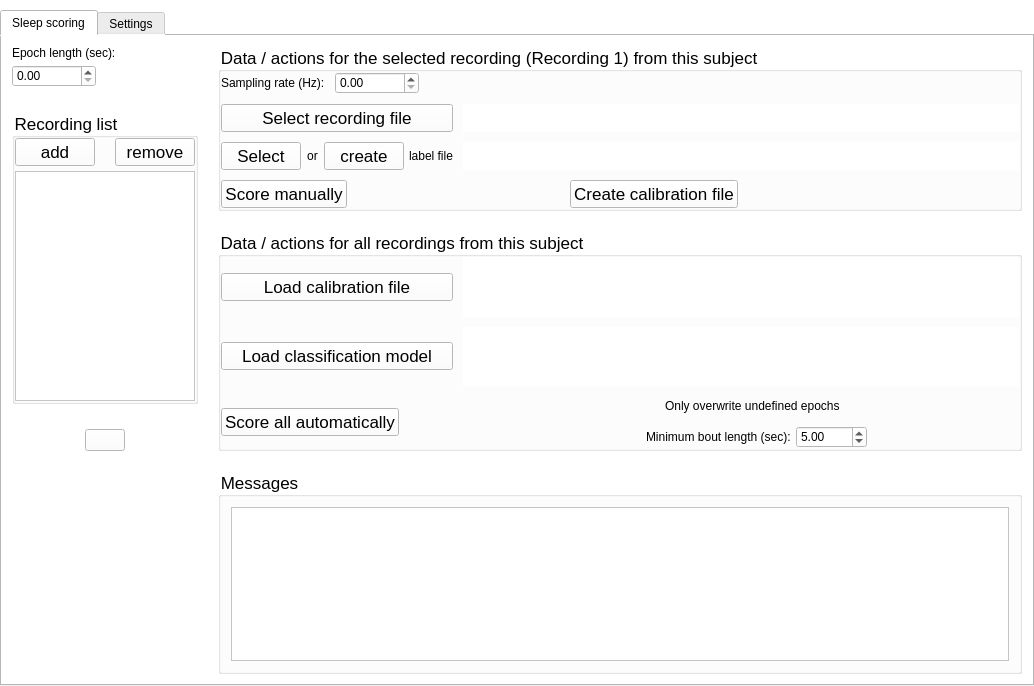
The window that accusleepy/gui/primary_window.ui (zekebarger/AccuSleePy) describes before a commit, drawn with Qt 5.
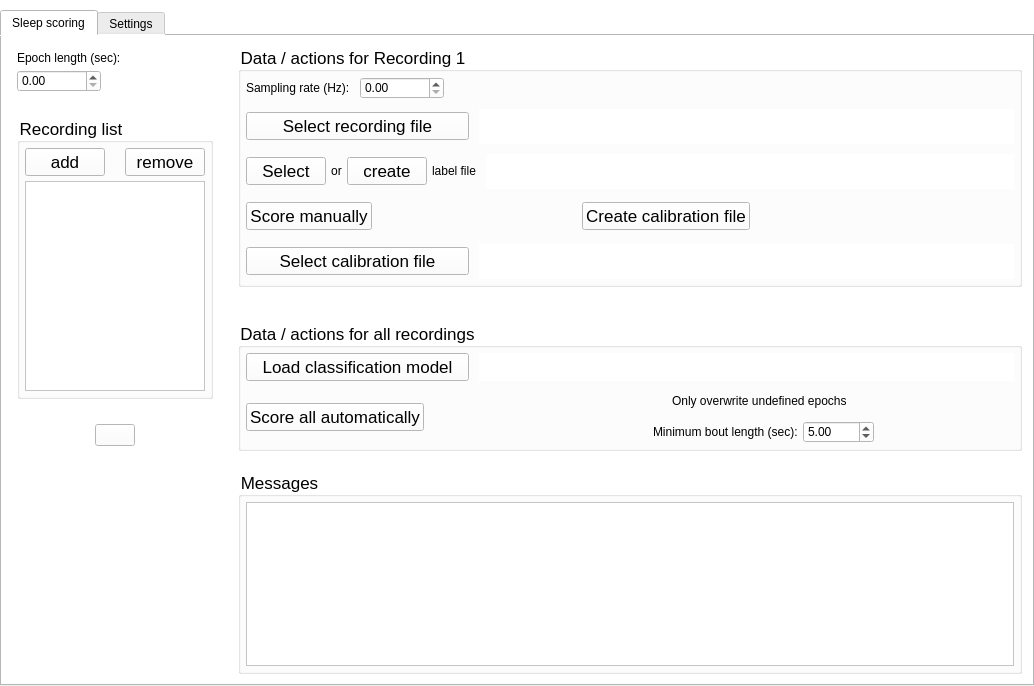
The same window after the commit. Icons and pictures are not drawn.

Commit message:
Assign calibration files to individual recordings (#6)
* assign calibration file separately to each recording

* update user manual

* fix groupbox label

Patch:
```diff
--- a/accusleepy/gui/primary_window.ui
+++ b/accusleepy/gui/primary_window.ui
@@ -102,16 +102,16 @@
             </property>
             <layout class="QGridLayout" name="gridLayout_2">
              <property name="leftMargin">
-              <number>10</number>
+              <number>5</number>
              </property>
              <property name="topMargin">
-              <number>10</number>
+              <number>5</number>
              </property>
              <property name="rightMargin">
-              <number>10</number>
+              <number>5</number>
              </property>
              <property name="bottomMargin">
-              <number>10</number>
+              <number>5</number>
              </property>
              <item row="0" column="0">
               <widget class="QTextBrowser" name="message_area">
@@ -133,9 +133,9 @@
            </widget>
           </item>
           <item row="0" column="1">
-           <layout class="QVBoxLayout" name="recordingactionsgroupbox" stretch="0,1">
+           <layout class="QVBoxLayout" name="recordingactionsgroupbox" stretch="2,1">
             <property name="spacing">
-             <number>20</number>
+             <number>35</number>
             </property>
             <item>
              <widget class="QGroupBox" name="selected_recording_groupbox">
@@ -151,23 +151,23 @@
                </font>
               </property>
               <property name="title">
-               <string>Data / actions for the selected recording (Recording 1) from this subject</string>
+               <string>Data / actions for Recording 1</string>
               </property>
-              <layout class="QVBoxLayout" name="verticalLayout_2" stretch="1,1,1,1">
+              <layout class="QVBoxLayout" name="verticalLayout_2" stretch="1,1,1,1,1">
                <property name="spacing">
                 <number>10</number>
                </property>
                <property name="leftMargin">
-                <number>0</number>
+                <number>5</number>
                </property>
                <property name="topMargin">
-                <number>0</number>
+                <number>5</number>
                </property>
                <property name="rightMargin">
-                <number>0</number>
+                <number>5</number>
                </property>
                <property name="bottomMargin">
-                <number>0</number>
+                <number>5</number>
                </property>
                <item>
                 <layout class="QHBoxLayout" name="samplingratelayout" stretch="1,1,7">
@@ -433,43 +433,8 @@
                  </item>
                 </layout>
                </item>
-              </layout>
-             </widget>
-            </item>
-            <item>
-             <widget class="QGroupBox" name="allrecordingsgroupbox">
-              <property name="sizePolicy">
-               <sizepolicy hsizetype="Preferred" vsizetype="Preferred">
-                <horstretch>0</horstretch>
-                <verstretch>0</verstretch>
-               </sizepolicy>
-              </property>
-              <property name="font">
-               <font>
-                <pointsize>13</pointsize>
-               </font>
-              </property>
-              <property name="title">
-               <string>Data / actions for all recordings from this subject</string>
-              </property>
-              <layout class="QVBoxLayout" name="verticalLayout_3" stretch="2,2,3">
-               <property name="spacing">
-                <number>10</number>
-               </property>
-               <property name="leftMargin">
-                <number>0</number>
-               </property>
-               <property name="topMargin">
-                <number>0</number>
-               </property>
-               <property name="rightMargin">
-                <number>0</number>
-               </property>
-               <property name="bottomMargin">
-                <number>0</number>
-               </property>
                <item>
-                <layout class="QHBoxLayout" name="horizontalLayout_7" stretch="5,12">
+                <layout class="QHBoxLayout" name="load_calibration_layout" stretch="5,12">
                  <item>
                   <layout class="QHBoxLayout" name="horizontalLayout_10">
                    <property name="spacing">
@@ -484,7 +449,7 @@
                       </sizepolicy>
                      </property>
                      <property name="text">
-                      <string>Load calibration file</string>
+                      <string>Select calibration file</string>
                      </property>
                     </widget>
                    </item>
@@ -511,6 +476,41 @@
                  </item>
                 </layout>
                </item>
+              </layout>
+             </widget>
+            </item>
+            <item>
+             <widget class="QGroupBox" name="allrecordingsgroupbox">
+              <property name="sizePolicy">
+               <sizepolicy hsizetype="Preferred" vsizetype="Preferred">
+                <horstretch>0</horstretch>
+                <verstretch>0</verstretch>
+               </sizepolicy>
+              </property>
+              <property name="font">
+               <font>
+                <pointsize>13</pointsize>
+               </font>
+              </property>
+              <property name="title">
+               <string>Data / actions for all recordings</string>
+              </property>
+              <layout class="QVBoxLayout" name="verticalLayout_3" stretch="2,3">
+               <property name="spacing">
+                <number>10</number>
+               </property>
+               <property name="leftMargin">
+                <number>5</number>
+               </property>
+               <property name="topMargin">
+                <number>5</number>
+               </property>
+               <property name="rightMargin">
+                <number>5</number>
+               </property>
+               <property name="bottomMargin">
+                <number>5</number>
+               </property>
                <item>
                 <layout class="QHBoxLayout" name="horizontalLayout_9" stretch="5,12">
                  <item>
@@ -675,6 +675,18 @@
             <property name="spacing">
              <number>25</number>
             </property>
+            <property name="leftMargin">
+             <number>5</number>
+            </property>
+            <property name="topMargin">
+             <number>5</number>
+            </property>
+            <property name="rightMargin">
+             <number>5</number>
+            </property>
+            <property name="bottomMargin">
+             <number>5</number>
+            </property>
             <item>
              <layout class="QVBoxLayout" name="epoch_length_layout">
               <property name="spacing">
@@ -741,16 +753,16 @@
                 <number>5</number>
                </property>
                <property name="leftMargin">
-                <number>0</number>
+                <number>5</number>
                </property>
                <property name="topMargin">
-                <number>0</number>
+                <number>5</number>
                </property>
                <property name="rightMargin">
-                <number>0</number>
+                <number>5</number>
                </property>
                <property name="bottomMargin">
-                <number>0</number>
+                <number>5</number>
                </property>
                <item>
                 <layout class="QHBoxLayout" name="add_remove_layout" stretch="1,1">
```
Left out of the diff: 10 changed lines with no effect on the pictures. The commit also changes 4 other files.
